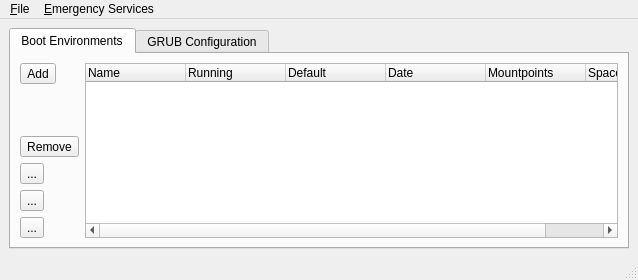
The window that src-qt4/pc-bootconfig/mainUI.ui (trueos/pcbsd) describes before a commit, drawn with Qt 5.
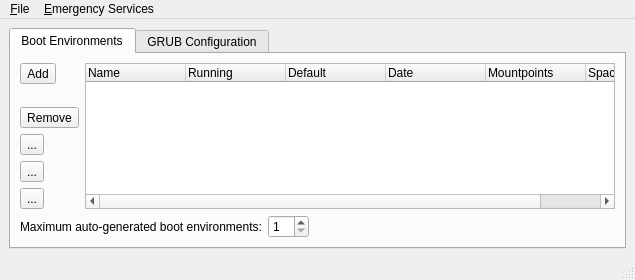
The same window after the commit. Icons and pictures are not drawn.

Commit message: Add the option in pc-bootconfig to set the maximum number of auto-generated boot environments (5=default, 1=minimum, 10=maximum)

```diff
--- a/src-qt4/pc-bootconfig/mainUI.ui
+++ b/src-qt4/pc-bootconfig/mainUI.ui
@@ -6,8 +6,8 @@
    <rect>
     <x>0</x>
     <y>0</y>
-    <width>638</width>
-    <height>261</height>
+    <width>635</width>
+    <height>273</height>
    </rect>
   </property>
   <property name="windowTitle">
@@ -160,6 +160,40 @@
           </item>
          </layout>
         </item>
+        <item>
+         <layout class="QHBoxLayout" name="horizontalLayout_7">
+          <item>
+           <widget class="QLabel" name="label_4">
+            <property name="text">
+             <string>Maximum auto-generated boot environments:</string>
+            </property>
+           </widget>
+          </item>
+          <item>
+           <widget class="QSpinBox" name="spin_maxbe">
+            <property name="minimum">
+             <number>1</number>
+            </property>
+            <property name="maximum">
+             <number>10</number>
+            </property>
+           </widget>
+          </item>
+          <item>
+           <spacer name="horizontalSpacer_3">
+            <property name="orientation">
+             <enum>Qt::Horizontal</enum>
+            </property>
+            <property name="sizeHint" stdset="0">
+             <size>
+              <width>40</width>
+              <height>20</height>
+             </size>
+            </property>
+           </spacer>
+          </item>
+         </layout>
+        </item>
        </layout>
       </widget>
       <widget class="QWidget" name="tab_GRUB">
@@ -390,8 +424,8 @@
     <rect>
      <x>0</x>
      <y>0</y>
-     <width>638</width>
-     <height>21</height>
+     <width>635</width>
+     <height>20</height>
     </rect>
    </property>
    <widget class="QMenu" name="menuFile">
```
The commit also changes 2 other files.
